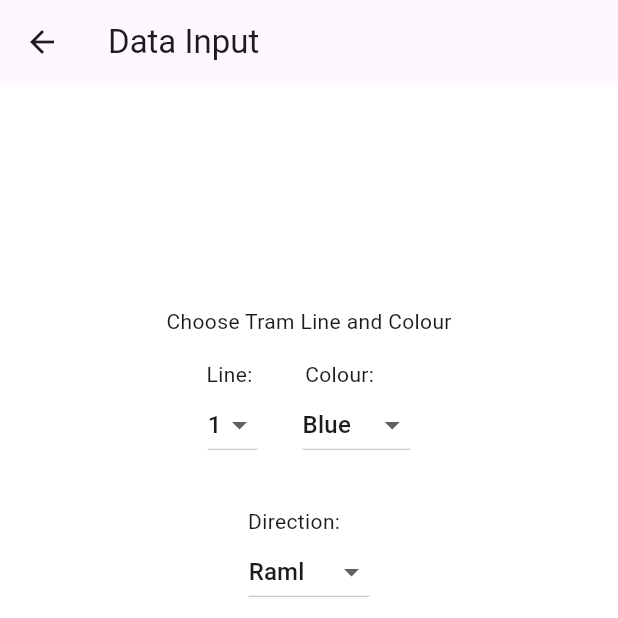
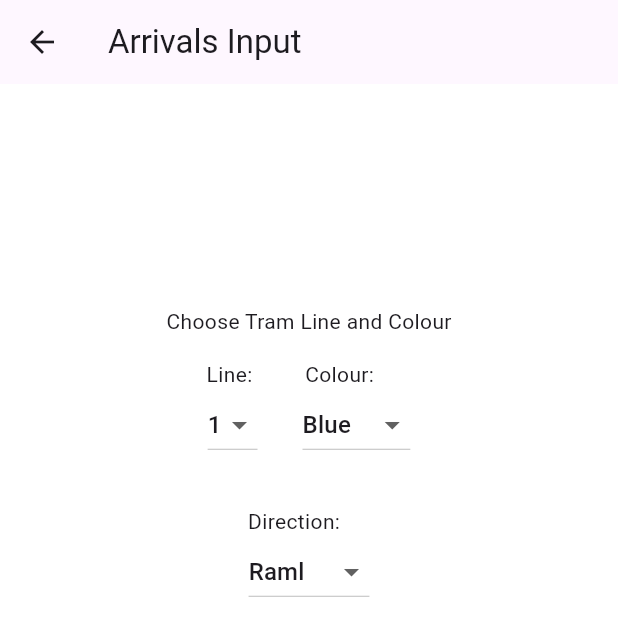
Before and after one commit to LinlyBoi/witl-flutter, a Flutter app: the InputData screen opened by its route, on a phone screen of 412 x 824 dp, the top half of it. Run offline on Flutter 3.47's test engine with Material 3 defaults, Android fonts, the phone set to English and light mode, and no system bars.

Commit message:
Changed App Name, and button splash in input

```diff
--- a/lib/input_data.dart
+++ b/lib/input_data.dart
@@ -24,7 +24,8 @@ class _InputDataState extends State<InputData> {
   Widget build(BuildContext context) {
     return Scaffold(
       appBar: AppBar(
-        title: const Text("Data Input"),
+        // Naming the screen
+        title: const Text("Arrivals Input"),
       ),
       body: Column(
         mainAxisAlignment: MainAxisAlignment.center,
@@ -33,42 +34,53 @@ class _InputDataState extends State<InputData> {
 
           const SizedBox(height: 15),
 
+          // Prompt Row
           const Row(
             mainAxisAlignment: MainAxisAlignment.center,
             children: [
               Text("Line:"),
+
               SizedBox(width: 35),
+
               Text("Colour:"),
+
               SizedBox(width: 25),
             ],
           ),
 
+          // Checkbox Row
           Row(
             mainAxisAlignment: MainAxisAlignment.center,
             children: [
               DropdownButton<int>(
                 value: selectedLine,
+
                 items: <int>[1, 2].map((int value) {
                   return DropdownMenuItem<int>(
                     value: value,
                     child: Text(value.toString()),
                   );
                 }).toList(),
+
                 onChanged: (int? newLine) {
                   setState(() {
                     selectedLine = newLine ?? 1; // Set a default value if newLine is null
                   });
                 },
               ),
+
               const SizedBox(width: 30),
+
               DropdownButton<String>(
                 value: selectedColor,
+
                 items: <String>['Blue', 'Yellow'].map((String value) {
                   return DropdownMenuItem<String>(
                     value: value,
                     child: Text(value),
                   );
                 }).toList(),
+
                 onChanged: (String? newCol) {
                   setState(() {
                     selectedColor = newCol ?? 'Blue'; // Set a default value if newCol is null
@@ -82,6 +94,7 @@ class _InputDataState extends State<InputData> {
 
           const Row(
             mainAxisAlignment: MainAxisAlignment.center,
+
             children: [
               Text("Direction:"),
               SizedBox(width: 20),
@@ -90,15 +103,18 @@ class _InputDataState extends State<InputData> {
 
           Row(
             mainAxisAlignment: MainAxisAlignment.center,
+
             children: [
               DropdownButton<String>(
                 value: selectedDirection,
+
                 items: <String>['Raml', 'Victoria'].map((String value) {
                   return DropdownMenuItem<String>(
                     value: value,
                     child: Text(value),
                   );
                 }).toList(),
+
                 onChanged: (String? newEnd) {
                   setState(() {
                     selectedDirection = newEnd ?? 'Victoria'; // Set a default value if newLine is null
@@ -111,6 +127,10 @@ class _InputDataState extends State<InputData> {
           const SizedBox(height: 30),
 
           InkWell(
+            hoverDuration: const Duration(milliseconds: 450),
+            hoverColor: (selectedColor == "Blue") ? Colors.blue[500] : Colors.yellow[700],
+            borderRadius: BorderRadius.circular(30),
+            splashColor: (selectedColor == "Blue") ? Colors.blue[800] : Colors.yellow[700],
             onTap: () {
               // Grab Data from Dropdowns
               selectedColor; //
@@ -141,6 +161,7 @@ class _InputDataState extends State<InputData> {
               //prompting of submission
               showAlertDialog(context, selectedLine, selectedColor, selectedDirection, userFormattedString);
             },
+
             child: Container(
               padding: const EdgeInsets.all(20.0),
               child: const Text("Submit Arrival"),
@@ -157,6 +178,7 @@ class _InputDataState extends State<InputData> {
                 (route) => false
               );
             },
+
             child: Container(
                 padding: const EdgeInsets.all(20.0),
                 child: const Text("Homescreen")),
@@ -172,6 +194,7 @@ class _InputDataState extends State<InputData> {
                 (route) => false
               );
             },
+
             child: Container(
                 padding: const EdgeInsets.all(20.0),
                 child: const Text("Fetch Data")),
@@ -183,6 +206,9 @@ class _InputDataState extends State<InputData> {
 }
 
 showAlertDialog(BuildContext context, int chosenLine, String chosenColour, String chosenDir, String submissionDate) {
+
+  // Delay (I want the splash to show)
+  //Future.delayed(const Duration(milliseconds: 200));
 
   // set up the button
   Widget okButton = TextButton(
--- a/pubspec.yaml
+++ b/pubspec.yaml
@@ -42,7 +42,7 @@ dev_dependencies:
   flutter_test:
     sdk: flutter
 
-  flutter_launcher_icons: "^0.9.3"
+  flutter_launcher_icons: ^0.13.1
 
   # The "flutter_lints" package below contains a set of recommended lints to
   # encourage good coding practices. The lint set provided by the package is
```
Also changed, not shown: pubspec.lock, 6 other files.
